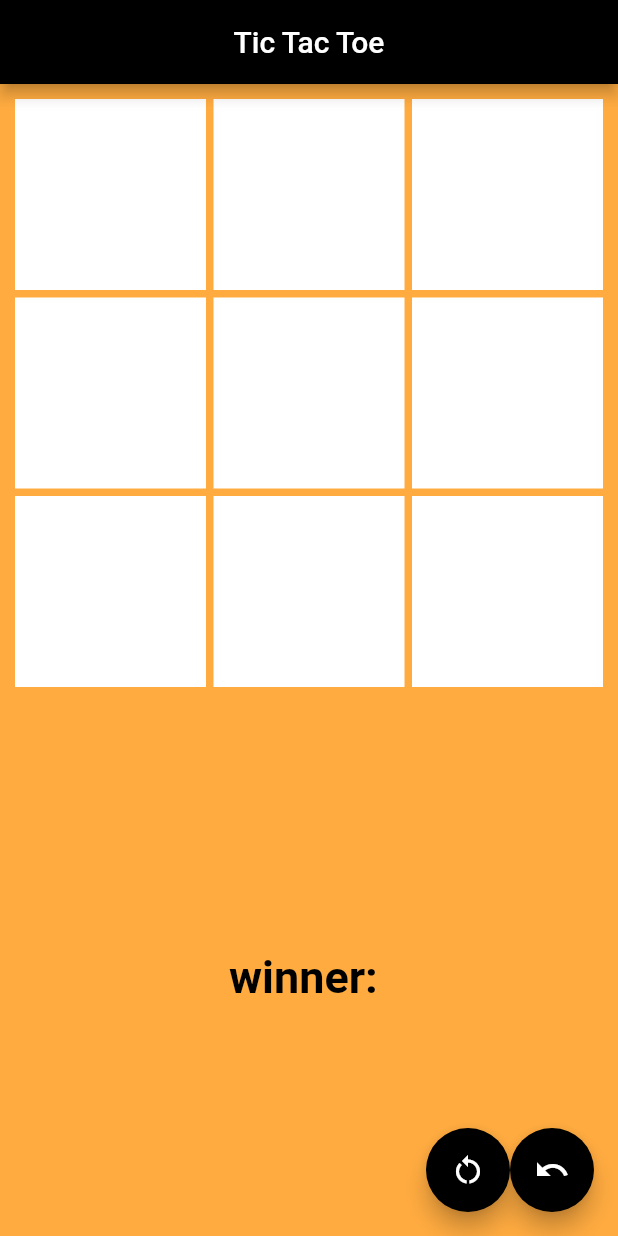
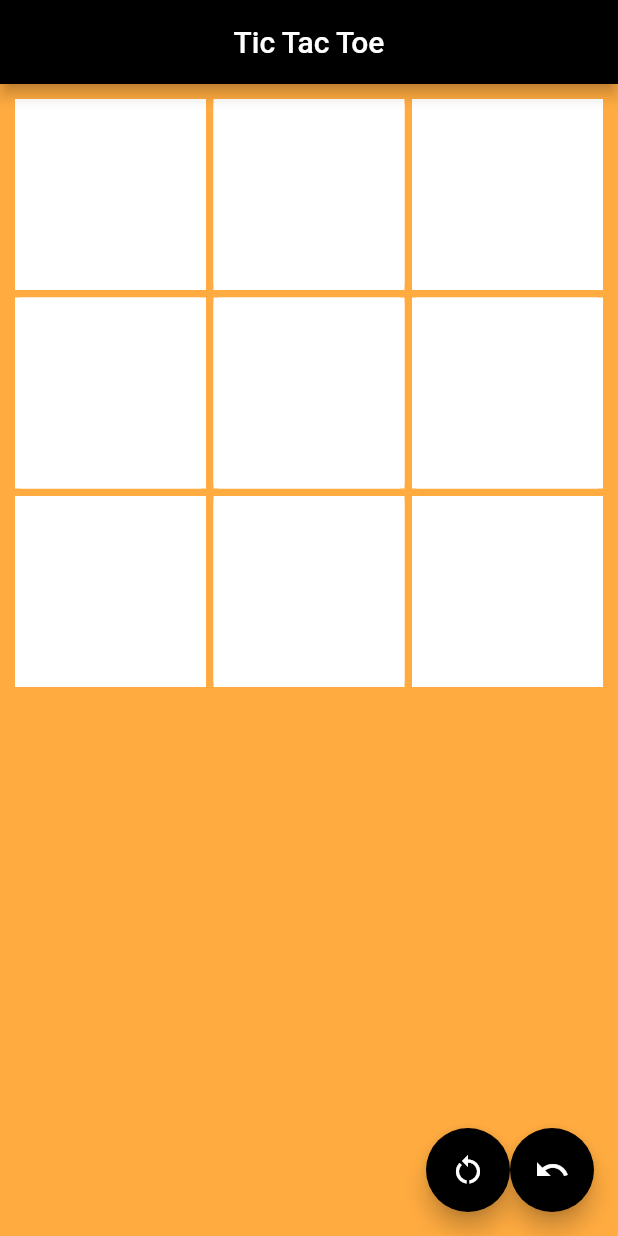
Before and after one commit to joanmdrs/tic-tac-toe, a Flutter app: the screen it shows after launch, on a phone screen of 412 x 824 dp. Run offline on Flutter 3.47's test engine with Material 2 defaults, Android fonts, the phone set to English and light mode, and no system bars; our stand-ins replace google_fonts.

Commit message:
Finalizando o jogo
Co-Authored-By: Joan Medeiros <77677763+joanmdrs@users.noreply.github.com>

```diff
--- a/tictactoe/lib/main.dart
+++ b/tictactoe/lib/main.dart
@@ -38,6 +38,7 @@ class _MyHomePageState extends State<MyHomePage> {
   int play = 0;
   List<int> listPlays = List.empty(growable: true);
   String winner = "";
+  int colorIndex = -1;
 
   void _modifyState(int pos) {
     setState(() {
@@ -46,8 +47,9 @@ class _MyHomePageState extends State<MyHomePage> {
       } else {
         state = 0;
       }
+      colorIndex = pos;
+      play = game.Mark(pos, state);
       listPlays.add(pos);
-      play = game.Mark(pos, state);
       winner = game.returnWinner(play);
     });
   }
@@ -70,11 +72,20 @@ class _MyHomePageState extends State<MyHomePage> {
       } else {
         state = 0;
       }
-      if(listPlays.length != 0){
+      if (listPlays.length != 0) {
         int pos = listPlays.removeLast();
         board[pos] = "";
       }
     });
+  }
+
+  int _changeColor(int index) {
+    if (board[index] == "X") {
+      return 1;
+    } else if (board[index] == "O") {
+      return 2;
+    }
+    return 3;
   }
 
   @override
@@ -122,7 +133,7 @@ class _MyHomePageState extends State<MyHomePage> {
   _buildWinner() {
     return Center(
       child: Text(
-        "winner: $winner",
+        "$winner",
         style: const TextStyle(
           fontSize: 30,
           fontWeight: FontWeight.bold,
@@ -171,8 +182,16 @@ class _MyHomePageState extends State<MyHomePage> {
 
   _buildMark(int index) {
     String? tile = board[index];
+    int decider = _changeColor(index);
+    Color color = Colors.white;
+    if (decider == 1) {
+      color = Colors.blue;
+    } else if (decider == 2) {
+      color = Colors.red;
+    }
     return TextButton(
         style: ButtonStyle(
+            backgroundColor: MaterialStateProperty.all<Color>(color),
             foregroundColor: MaterialStateProperty.all<Color>(Colors.black)),
         onPressed: () {
           _modifyState(index);
--- a/tictactoe/lib/models/tic_tac_toe_model.dart
+++ b/tictactoe/lib/models/tic_tac_toe_model.dart
@@ -1,3 +1,4 @@
+import 'package:flutter/material.dart';
 import 'package:flutter/widgets.dart';
 import 'package:tictactoe/enums/brand_enum.dart';
 import 'package:tictactoe/enums/players_enum.dart';
@@ -38,7 +39,7 @@ class TicTacToeModel {
   }
 
   bool CheckVelha() {
-    if (contador == 7 && Finish() == false) {
+    if (contador >= 8 && Finish() == false) {
       return true;
     }
     return false;
```
Also changed, not shown: tictactoe/lib/controllers/tic_tac_toe_controller.dart (+7 -3 lines).
